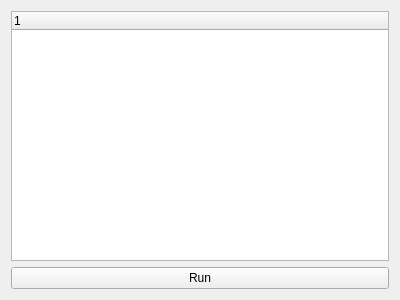
Before: the Qt Designer form ExeQt/remotecontroltab.ui in AlexandruIstrate/ExeQt, drawn with Qt 5.
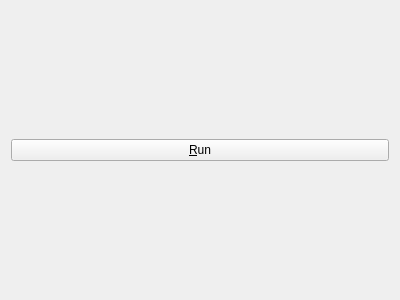
After: the same form once the commit is applied. Icons and pictures are not drawn.

What changed in the file:
```diff
--- a/ExeQt/remotecontroltab.ui
+++ b/ExeQt/remotecontroltab.ui
@@ -14,19 +14,10 @@
    <string>Form</string>
   </property>
   <layout class="QVBoxLayout" name="verticalLayout">
-   <item>
-    <widget class="QTreeWidget" name="treeActions">
-     <column>
-      <property name="text">
-       <string notr="true">1</string>
-      </property>
-     </column>
-    </widget>
-   </item>
    <item>
     <widget class="QPushButton" name="btnRun">
      <property name="text">
-      <string>Run</string>
+      <string>&amp;Run</string>
      </property>
      <property name="icon">
       <iconset resource="resources.qrc">
```
Left out of the diff: 3 changed lines with no effect on the pictures.
